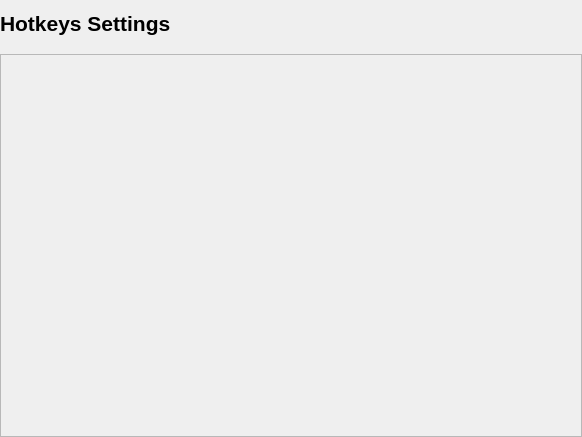
Hale-Software/Vura, file src/forms/HotkeysSettings.ui: the form before one commit.
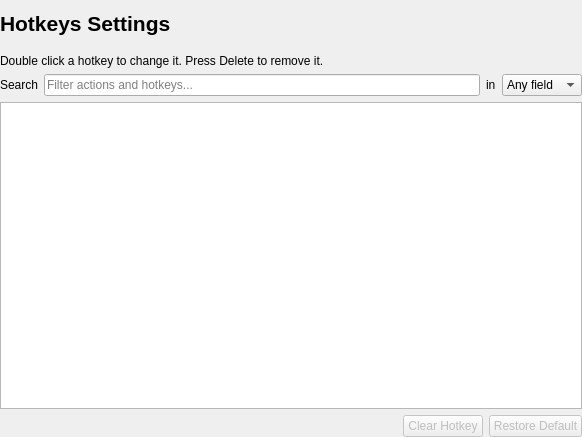
The form after the commit.

Commit message: Added user settable hotkeys

Diff of the .ui file:
```diff
--- a/src/forms/HotkeysSettings.ui
+++ b/src/forms/HotkeysSettings.ui
@@ -53,22 +53,136 @@
     </spacer>
    </item>
    <item>
-    <widget class="QScrollArea" name="scrollArea">
-     <property name="widgetResizable">
+    <widget class="QLabel" name="descriptionLabel">
+     <property name="text">
+      <string>Double click a hotkey to change it. Press Delete to remove it.</string>
+     </property>
+     <property name="wordWrap">
       <bool>true</bool>
      </property>
-     <widget class="QWidget" name="scrollAreaWidgetContents">
-      <property name="geometry">
-       <rect>
-        <x>0</x>
-        <y>0</y>
-        <width>578</width>
-        <height>372</height>
-       </rect>
-      </property>
-     </widget>
     </widget>
    </item>
+   <item>
+    <layout class="QHBoxLayout" name="searchLayout">
+     <item>
+      <widget class="QLabel" name="searchLabel">
+       <property name="text">
+        <string>Search</string>
+       </property>
+      </widget>
+     </item>
+     <item>
+      <widget class="QLineEdit" name="searchEdit">
+       <property name="clearButtonEnabled">
+        <bool>true</bool>
+       </property>
+       <property name="placeholderText">
+        <string>Filter actions and hotkeys...</string>
+       </property>
+      </widget>
+     </item>
+     <item>
+      <widget class="QLabel" name="scopeLabel">
+       <property name="text">
+        <string>in</string>
+       </property>
+      </widget>
+     </item>
+     <item>
+      <widget class="QComboBox" name="searchScope">
+       <item>
+        <property name="text">
+         <string>Any field</string>
+        </property>
+       </item>
+       <item>
+        <property name="text">
+         <string>Action</string>
+        </property>
+       </item>
+       <item>
+        <property name="text">
+         <string>Category</string>
+        </property>
+       </item>
+       <item>
+        <property name="text">
+         <string>Hotkey</string>
+        </property>
+       </item>
+      </widget>
+     </item>
+    </layout>
+   </item>
+   <item>
+    <widget class="QTreeView" name="hotkeyView">
+     <property name="editTriggers">
+      <set>QAbstractItemView::EditTrigger::DoubleClicked|QAbstractItemView::EditTrigger::EditKeyPressed|QAbstractItemView::EditTrigger::SelectedClicked</set>
+     </property>
+     <property name="alternatingRowColors">
+      <bool>true</bool>
+     </property>
+     <property name="selectionBehavior">
+      <enum>QAbstractItemView::SelectionBehavior::SelectRows</enum>
+     </property>
+     <property name="rootIsDecorated">
+      <bool>false</bool>
+     </property>
+     <property name="uniformRowHeights">
+      <bool>true</bool>
+     </property>
+     <property name="sortingEnabled">
+      <bool>true</bool>
+     </property>
+     <property name="allColumnsShowFocus">
+      <bool>true</bool>
+     </property>
+    </widget>
+   </item>
+   <item>
+    <layout class="QHBoxLayout" name="buttonLayout">
+     <item>
+      <widget class="QLabel" name="statusLabel">
+       <property name="text">
+        <string/>
+       </property>
+      </widget>
+     </item>
+     <item>
+      <spacer name="horizontalSpacer">
+       <property name="orientation">
+        <enum>Qt::Orientation::Horizontal</enum>
+       </property>
+       <property name="sizeHint" stdset="0">
+        <size>
+         <width>40</width>
+         <height>20</height>
+        </size>
+       </property>
+      </spacer>
+     </item>
+     <item>
+      <widget class="QPushButton" name="clearButton">
+       <property name="enabled">
+        <bool>false</bool>
+       </property>
+       <property name="text">
+        <string>Clear Hotkey</string>
+       </property>
+      </widget>
+     </item>
+     <item>
+      <widget class="QPushButton" name="restoreButton">
+       <property name="enabled">
+        <bool>false</bool>
+       </property>
+       <property name="text">
+        <string>Restore Default</string>
+       </property>
+      </widget>
+     </item>
+    </layout>
+   </item>
   </layout>
  </widget>
  <resources/>
```
Left out of the diff: 18 changed lines with no effect on the pictures. The commit also changes 22 other files.
